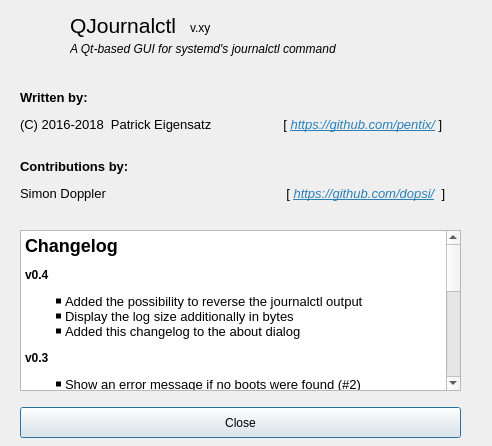
Qt form ui/aboutdialog.ui (pentix/qjournalctl) before a commit.
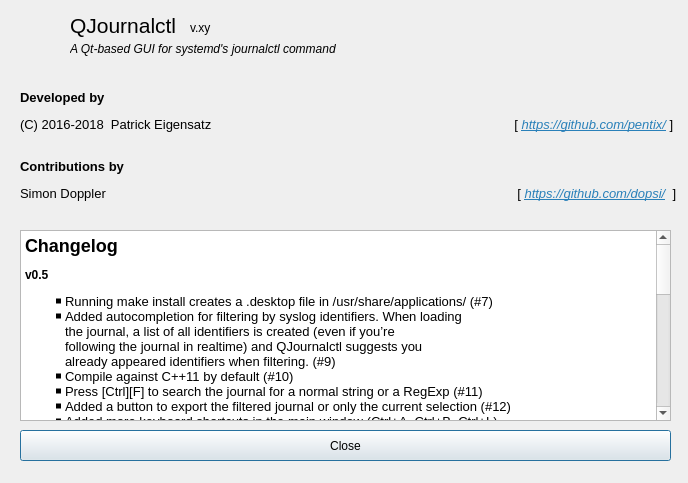
The same form after that commit. Icons and pictures are not drawn.

What changed in the file:
```diff
--- a/ui/aboutdialog.ui
+++ b/ui/aboutdialog.ui
@@ -6,8 +6,8 @@
    <rect>
     <x>0</x>
     <y>0</y>
-    <width>492</width>
-    <height>446</height>
+    <width>688</width>
+    <height>483</height>
    </rect>
   </property>
   <property name="windowTitle">
@@ -20,6 +20,12 @@
   <property name="windowOpacity">
    <double>1.000000000000000</double>
   </property>
+  <property name="sizeGripEnabled">
+   <bool>false</bool>
+  </property>
+  <property name="modal">
+   <bool>false</bool>
+  </property>
   <widget class="QLabel" name="label">
    <property name="geometry">
     <rect>
@@ -56,7 +62,7 @@
     <rect>
      <x>20</x>
      <y>75</y>
-     <width>441</width>
+     <width>661</width>
      <height>141</height>
     </rect>
    </property>
@@ -65,18 +71,18 @@
 &lt;html&gt;&lt;head&gt;&lt;meta name=&quot;qrichtext&quot; content=&quot;1&quot; /&gt;&lt;style type=&quot;text/css&quot;&gt;
 p, li { white-space: pre-wrap; }
 &lt;/style&gt;&lt;/head&gt;&lt;body style=&quot; font-family:'Noto Sans'; font-size:10pt; font-weight:400; font-style:normal;&quot;&gt;
-&lt;p style=&quot; margin-top:12px; margin-bottom:12px; margin-left:0px; margin-right:0px; -qt-block-indent:0; text-indent:0px;&quot;&gt;&lt;span style=&quot; font-weight:600;&quot;&gt;Written by:&lt;/span&gt;&lt;/p&gt;
-&lt;p style=&quot; margin-top:12px; margin-bottom:12px; margin-left:0px; margin-right:0px; -qt-block-indent:0; text-indent:0px;&quot;&gt;(C) 2016-2018  Patrick Eigensatz                    [ &lt;a href=&quot;https://github.com/pentix/&quot;&gt;&lt;span style=&quot; font-style:italic; text-decoration: underline; color:#2980b9;&quot;&gt;https://github.com/pentix/&lt;/span&gt;&lt;/a&gt; ]&lt;br /&gt;&lt;/p&gt;
-&lt;p style=&quot; margin-top:12px; margin-bottom:12px; margin-left:0px; margin-right:0px; -qt-block-indent:0; text-indent:0px;&quot;&gt;&lt;span style=&quot; font-weight:600;&quot;&gt;Contributions by:&lt;/span&gt;&lt;/p&gt;
-&lt;p style=&quot; margin-top:12px; margin-bottom:12px; margin-left:0px; margin-right:0px; -qt-block-indent:0; text-indent:0px;&quot;&gt;Simon Doppler                                                  [ &lt;a href=&quot;https://github.com/dopsi/&quot;&gt;&lt;span style=&quot; font-style:italic; text-decoration: underline; color:#2980b9;&quot;&gt;https://github.com/dopsi/&lt;/span&gt;&lt;/a&gt;  ]&lt;/p&gt;&lt;/body&gt;&lt;/html&gt;</string>
+&lt;p style=&quot; margin-top:12px; margin-bottom:12px; margin-left:0px; margin-right:0px; -qt-block-indent:0; text-indent:0px;&quot;&gt;&lt;span style=&quot; font-weight:600;&quot;&gt;Developed by&lt;/span&gt;&lt;/p&gt;
+&lt;p style=&quot; margin-top:12px; margin-bottom:12px; margin-left:0px; margin-right:0px; -qt-block-indent:0; text-indent:0px;&quot;&gt;(C) 2016-2018  Patrick Eigensatz                                                                                    [ &lt;a href=&quot;https://github.com/pentix/&quot;&gt;&lt;span style=&quot; font-style:italic; text-decoration: underline; color:#2980b9;&quot;&gt;https://github.com/pentix/&lt;/span&gt;&lt;/a&gt; ]&lt;br /&gt;&lt;/p&gt;
+&lt;p style=&quot; margin-top:12px; margin-bottom:12px; margin-left:0px; margin-right:0px; -qt-block-indent:0; text-indent:0px;&quot;&gt;&lt;span style=&quot; font-weight:600;&quot;&gt;Contributions by&lt;/span&gt;&lt;/p&gt;
+&lt;p style=&quot; margin-top:12px; margin-bottom:12px; margin-left:0px; margin-right:0px; -qt-block-indent:0; text-indent:0px;&quot;&gt;Simon Doppler                                                                                                                  [ &lt;a href=&quot;https://github.com/dopsi/&quot;&gt;&lt;span style=&quot; font-style:italic; text-decoration: underline; color:#2980b9;&quot;&gt;https://github.com/dopsi/&lt;/span&gt;&lt;/a&gt;  ]&lt;/p&gt;&lt;/body&gt;&lt;/html&gt;</string>
    </property>
   </widget>
   <widget class="QPushButton" name="pushButton">
    <property name="geometry">
     <rect>
      <x>20</x>
-     <y>407</y>
-     <width>441</width>
+     <y>430</y>
+     <width>651</width>
      <height>31</height>
     </rect>
    </property>
@@ -142,8 +148,8 @@
     <rect>
      <x>20</x>
      <y>230</y>
-     <width>441</width>
-     <height>161</height>
+     <width>651</width>
+     <height>191</height>
     </rect>
    </property>
    <property name="readOnly">
@@ -154,27 +160,34 @@
 &lt;html&gt;&lt;head&gt;&lt;meta name=&quot;qrichtext&quot; content=&quot;1&quot; /&gt;&lt;style type=&quot;text/css&quot;&gt;
 p, li { white-space: pre-wrap; }
 &lt;/style&gt;&lt;/head&gt;&lt;body style=&quot; font-family:'Noto Sans'; font-size:10pt; font-weight:400; font-style:normal;&quot;&gt;
-&lt;p style=&quot; margin-top:16px; margin-bottom:12px; margin-left:0px; margin-right:0px; -qt-block-indent:0; text-indent:0px;&quot;&gt;&lt;a name=&quot;changelog&quot;&gt;&lt;/a&gt;&lt;span style=&quot; font-size:x-large; font-weight:600;&quot;&gt;C&lt;/span&gt;&lt;span style=&quot; font-size:x-large; font-weight:600;&quot;&gt;hangelog&lt;/span&gt;&lt;/p&gt;
-&lt;p style=&quot; margin-top:12px; margin-bottom:12px; margin-left:0px; margin-right:0px; -qt-block-indent:0; text-indent:0px;&quot;&gt;&lt;a name=&quot;v0-4&quot;&gt;&lt;/a&gt;&lt;span style=&quot; font-size:medium; font-weight:600;&quot;&gt;v&lt;/span&gt;&lt;span style=&quot; font-size:medium; font-weight:600;&quot;&gt;0.4&lt;/span&gt;&lt;/p&gt;
-&lt;ul type=&quot;square&quot; style=&quot;margin-top: 0px; margin-bottom: 0px; margin-left: 0px; margin-right: 0px; -qt-list-indent: 1;&quot;&gt;&lt;li style=&quot; margin-top:12px; margin-bottom:0px; margin-left:0px; margin-right:0px; -qt-block-indent:0; text-indent:0px;&quot;&gt;Added the possibility to reverse the journalctl output&lt;/li&gt;
+&lt;p style=&quot; margin-top:16px; margin-bottom:12px; margin-left:0px; margin-right:0px; -qt-block-indent:0; text-indent:0px;&quot;&gt;&lt;a name=&quot;Changelog_0&quot;&gt;&lt;/a&gt;&lt;span style=&quot; font-size:x-large; font-weight:600;&quot;&gt;C&lt;/span&gt;&lt;span style=&quot; font-size:x-large; font-weight:600;&quot;&gt;hangelog&lt;/span&gt;&lt;/p&gt;
+&lt;p style=&quot; margin-top:12px; margin-bottom:12px; margin-left:0px; margin-right:0px; -qt-block-indent:0; text-indent:0px;&quot;&gt;&lt;a name=&quot;v05_2&quot;&gt;&lt;/a&gt;&lt;span style=&quot; font-size:medium; font-weight:600;&quot;&gt;v&lt;/span&gt;&lt;span style=&quot; font-size:medium; font-weight:600;&quot;&gt;0.5&lt;/span&gt;&lt;/p&gt;
+&lt;ul type=&quot;square&quot; style=&quot;margin-top: 0px; margin-bottom: 0px; margin-left: 0px; margin-right: 0px; -qt-list-indent: 1;&quot;&gt;&lt;li style=&quot; margin-top:0px; margin-bottom:0px; margin-left:0px; margin-right:0px; -qt-block-indent:0; text-indent:0px;&quot;&gt;Running &lt;span style=&quot; font-family:'Noto Mono';&quot;&gt;make install&lt;/span&gt; creates a .desktop file in &lt;span style=&quot; font-family:'Noto Mono';&quot;&gt;/usr/share/applications/&lt;/span&gt; (#7)&lt;/li&gt;
+&lt;li style=&quot; margin-top:0px; margin-bottom:0px; margin-left:0px; margin-right:0px; -qt-block-indent:0; text-indent:0px;&quot;&gt;Added autocompletion for filtering by syslog identifiers. When loading&lt;br /&gt;the journal, a list of all identifiers is created (even if you’re&lt;br /&gt;following the journal in realtime) and QJournalctl suggests you&lt;br /&gt;already appeared identifiers when filtering. (#9)&lt;/li&gt;
+&lt;li style=&quot; margin-top:0px; margin-bottom:0px; margin-left:0px; margin-right:0px; -qt-block-indent:0; text-indent:0px;&quot;&gt;Compile against C++11 by default (#10)&lt;/li&gt;
+&lt;li style=&quot; margin-top:0px; margin-bottom:0px; margin-left:0px; margin-right:0px; -qt-block-indent:0; text-indent:0px;&quot;&gt;Press [Ctrl][F] to search the journal for a normal string or a RegExp (#11)&lt;/li&gt;
+&lt;li style=&quot; margin-top:0px; margin-bottom:0px; margin-left:0px; margin-right:0px; -qt-block-indent:0; text-indent:0px;&quot;&gt;Added a button to export the filtered journal or only the current selection (#12)&lt;/li&gt;
+&lt;li style=&quot; margin-top:0px; margin-bottom:0px; margin-left:0px; margin-right:0px; -qt-block-indent:0; text-indent:0px;&quot;&gt;Added more keyboard shortcuts in the main window (Ctrl+A, Ctrl+B, Ctrl+L)&lt;/li&gt;&lt;/ul&gt;
+&lt;p style=&quot; margin-top:12px; margin-bottom:12px; margin-left:0px; margin-right:0px; -qt-block-indent:0; text-indent:0px;&quot;&gt;&lt;a name=&quot;v04_14&quot;&gt;&lt;/a&gt;&lt;span style=&quot; font-size:medium; font-weight:600;&quot;&gt;v&lt;/span&gt;&lt;span style=&quot; font-size:medium; font-weight:600;&quot;&gt;0.4&lt;/span&gt;&lt;/p&gt;
+&lt;ul type=&quot;square&quot; style=&quot;margin-top: 0px; margin-bottom: 0px; margin-left: 0px; margin-right: 0px; -qt-list-indent: 1;&quot;&gt;&lt;li style=&quot; margin-top:0px; margin-bottom:0px; margin-left:0px; margin-right:0px; -qt-block-indent:0; text-indent:0px;&quot;&gt;Added the possibility to reverse the journalctl output&lt;/li&gt;
 &lt;li style=&quot; margin-top:0px; margin-bottom:0px; margin-left:0px; margin-right:0px; -qt-block-indent:0; text-indent:0px;&quot;&gt;Display the log size additionally in bytes&lt;/li&gt;
-&lt;li style=&quot; margin-top:0px; margin-bottom:12px; margin-left:0px; margin-right:0px; -qt-block-indent:0; text-indent:0px;&quot;&gt;Added this changelog to the about dialog&lt;/li&gt;&lt;/ul&gt;
-&lt;p style=&quot; margin-top:12px; margin-bottom:12px; margin-left:0px; margin-right:0px; -qt-block-indent:0; text-indent:0px;&quot;&gt;&lt;a name=&quot;v0-3&quot;&gt;&lt;/a&gt;&lt;span style=&quot; font-size:medium; font-weight:600;&quot;&gt;v&lt;/span&gt;&lt;span style=&quot; font-size:medium; font-weight:600;&quot;&gt;0.3&lt;/span&gt;&lt;/p&gt;
-&lt;ul type=&quot;square&quot; style=&quot;margin-top: 0px; margin-bottom: 0px; margin-left: 0px; margin-right: 0px; -qt-list-indent: 1;&quot;&gt;&lt;li style=&quot; margin-top:12px; margin-bottom:0px; margin-left:0px; margin-right:0px; -qt-block-indent:0; text-indent:0px;&quot;&gt;Show an error message if no boots were found (#2)&lt;/li&gt;
-&lt;li style=&quot; margin-top:0px; margin-bottom:0px; margin-left:0px; margin-right:0px; -qt-block-indent:0; text-indent:0px;&quot;&gt;Implemented a &amp;quot;Show current boot&amp;quot; button (#3)&lt;/li&gt;
-&lt;li style=&quot; margin-top:0px; margin-bottom:12px; margin-left:0px; margin-right:0px; -qt-block-indent:0; text-indent:0px;&quot;&gt;UI improvements&lt;/li&gt;&lt;/ul&gt;
-&lt;p style=&quot; margin-top:12px; margin-bottom:12px; margin-left:0px; margin-right:0px; -qt-block-indent:0; text-indent:0px;&quot;&gt;&lt;a name=&quot;v0-21&quot;&gt;&lt;/a&gt;&lt;span style=&quot; font-size:medium; font-weight:600;&quot;&gt;v&lt;/span&gt;&lt;span style=&quot; font-size:medium; font-weight:600;&quot;&gt;0.21&lt;/span&gt;&lt;/p&gt;
-&lt;ul type=&quot;square&quot; style=&quot;margin-top: 0px; margin-bottom: 0px; margin-left: 0px; margin-right: 0px; -qt-list-indent: 1;&quot;&gt;&lt;li style=&quot; margin-top:12px; margin-bottom:0px; margin-left:0px; margin-right:0px; -qt-block-indent:0; text-indent:0px;&quot;&gt;Created a icon for QJournalctl&lt;/li&gt;
+&lt;li style=&quot; margin-top:0px; margin-bottom:0px; margin-left:0px; margin-right:0px; -qt-block-indent:0; text-indent:0px;&quot;&gt;Added this changelog to the about dialog&lt;/li&gt;&lt;/ul&gt;
+&lt;p style=&quot; margin-top:12px; margin-bottom:12px; margin-left:0px; margin-right:0px; -qt-block-indent:0; text-indent:0px;&quot;&gt;&lt;a name=&quot;v03_20&quot;&gt;&lt;/a&gt;&lt;span style=&quot; font-size:medium; font-weight:600;&quot;&gt;v&lt;/span&gt;&lt;span style=&quot; font-size:medium; font-weight:600;&quot;&gt;0.3&lt;/span&gt;&lt;/p&gt;
+&lt;ul type=&quot;square&quot; style=&quot;margin-top: 0px; margin-bottom: 0px; margin-left: 0px; margin-right: 0px; -qt-list-indent: 1;&quot;&gt;&lt;li style=&quot; margin-top:0px; margin-bottom:0px; margin-left:0px; margin-right:0px; -qt-block-indent:0; text-indent:0px;&quot;&gt;Show an error message if no boots were found (#2)&lt;/li&gt;
+&lt;li style=&quot; margin-top:0px; margin-bottom:0px; margin-left:0px; margin-right:0px; -qt-block-indent:0; text-indent:0px;&quot;&gt;Implemented a “Show current boot” button (#3)&lt;/li&gt;
+&lt;li style=&quot; margin-top:0px; margin-bottom:0px; margin-left:0px; margin-right:0px; -qt-block-indent:0; text-indent:0px;&quot;&gt;UI improvements&lt;/li&gt;&lt;/ul&gt;
+&lt;p style=&quot; margin-top:12px; margin-bottom:12px; margin-left:0px; margin-right:0px; -qt-block-indent:0; text-indent:0px;&quot;&gt;&lt;a name=&quot;v021_26&quot;&gt;&lt;/a&gt;&lt;span style=&quot; font-size:medium; font-weight:600;&quot;&gt;v&lt;/span&gt;&lt;span style=&quot; font-size:medium; font-weight:600;&quot;&gt;0.21&lt;/span&gt;&lt;/p&gt;
+&lt;ul type=&quot;square&quot; style=&quot;margin-top: 0px; margin-bottom: 0px; margin-left: 0px; margin-right: 0px; -qt-list-indent: 1;&quot;&gt;&lt;li style=&quot; margin-top:0px; margin-bottom:0px; margin-left:0px; margin-right:0px; -qt-block-indent:0; text-indent:0px;&quot;&gt;Created a icon for QJournalctl&lt;/li&gt;
 &lt;li style=&quot; margin-top:0px; margin-bottom:0px; margin-left:0px; margin-right:0px; -qt-block-indent:0; text-indent:0px;&quot;&gt;Add a quit shortcut and the corresponding menu item (#1)&lt;/li&gt;
-&lt;li style=&quot; margin-top:0px; margin-bottom:12px; margin-left:0px; margin-right:0px; -qt-block-indent:0; text-indent:0px;&quot;&gt;Mentioned the contributions of @dopsi&lt;/li&gt;&lt;/ul&gt;
-&lt;p style=&quot; margin-top:12px; margin-bottom:12px; margin-left:0px; margin-right:0px; -qt-block-indent:0; text-indent:0px;&quot;&gt;&lt;a name=&quot;v0-2&quot;&gt;&lt;/a&gt;&lt;span style=&quot; font-size:medium; font-weight:600;&quot;&gt;v&lt;/span&gt;&lt;span style=&quot; font-size:medium; font-weight:600;&quot;&gt;0.2&lt;/span&gt;&lt;/p&gt;
-&lt;ul type=&quot;square&quot; style=&quot;margin-top: 0px; margin-bottom: 0px; margin-left: 0px; margin-right: 0px; -qt-list-indent: 1;&quot;&gt;&lt;li style=&quot; margin-top:12px; margin-bottom:0px; margin-left:0px; margin-right:0px; -qt-block-indent:0; text-indent:0px;&quot;&gt;UI improvements&lt;/li&gt;
-&lt;li style=&quot; margin-top:0px; margin-bottom:12px; margin-left:0px; margin-right:0px; -qt-block-indent:0; text-indent:0px;&quot;&gt;Filtering the journal by identifiers&lt;/li&gt;&lt;/ul&gt;
-&lt;p style=&quot; margin-top:12px; margin-bottom:12px; margin-left:0px; margin-right:0px; -qt-block-indent:0; text-indent:0px;&quot;&gt;&lt;a name=&quot;v0-1-initial-release&quot;&gt;&lt;/a&gt;&lt;span style=&quot; font-size:medium; font-weight:600;&quot;&gt;v&lt;/span&gt;&lt;span style=&quot; font-size:medium; font-weight:600;&quot;&gt;0.1 (Initial Release)&lt;/span&gt;&lt;/p&gt;
-&lt;ul type=&quot;square&quot; style=&quot;margin-top: 0px; margin-bottom: 0px; margin-left: 0px; margin-right: 0px; -qt-list-indent: 1;&quot;&gt;&lt;li style=&quot; margin-top:12px; margin-bottom:0px; margin-left:0px; margin-right:0px; -qt-block-indent:0; text-indent:0px;&quot;&gt;Listing all boots&lt;/li&gt;
+&lt;li style=&quot; margin-top:0px; margin-bottom:0px; margin-left:0px; margin-right:0px; -qt-block-indent:0; text-indent:0px;&quot;&gt;Mentioned the contributions of @dopsi&lt;/li&gt;&lt;/ul&gt;
+&lt;p style=&quot; margin-top:12px; margin-bottom:12px; margin-left:0px; margin-right:0px; -qt-block-indent:0; text-indent:0px;&quot;&gt;&lt;a name=&quot;v02_32&quot;&gt;&lt;/a&gt;&lt;span style=&quot; font-size:medium; font-weight:600;&quot;&gt;v&lt;/span&gt;&lt;span style=&quot; font-size:medium; font-weight:600;&quot;&gt;0.2&lt;/span&gt;&lt;/p&gt;
+&lt;ul type=&quot;square&quot; style=&quot;margin-top: 0px; margin-bottom: 0px; margin-left: 0px; margin-right: 0px; -qt-list-indent: 1;&quot;&gt;&lt;li style=&quot; margin-top:0px; margin-bottom:0px; margin-left:0px; margin-right:0px; -qt-block-indent:0; text-indent:0px;&quot;&gt;UI improvements&lt;/li&gt;
+&lt;li style=&quot; margin-top:0px; margin-bottom:0px; margin-left:0px; margin-right:0px; -qt-block-indent:0; text-indent:0px;&quot;&gt;Filtering the journal by identifiers&lt;/li&gt;&lt;/ul&gt;
+&lt;p style=&quot; margin-top:12px; margin-bottom:12px; margin-left:0px; margin-right:0px; -qt-block-indent:0; text-indent:0px;&quot;&gt;&lt;a name=&quot;v01_Initial_Release_37&quot;&gt;&lt;/a&gt;&lt;span style=&quot; font-size:medium; font-weight:600;&quot;&gt;v&lt;/span&gt;&lt;span style=&quot; font-size:medium; font-weight:600;&quot;&gt;0.1 (Initial Release)&lt;/span&gt;&lt;/p&gt;
+&lt;ul type=&quot;square&quot; style=&quot;margin-top: 0px; margin-bottom: 0px; margin-left: 0px; margin-right: 0px; -qt-list-indent: 1;&quot;&gt;&lt;li style=&quot; margin-top:0px; margin-bottom:0px; margin-left:0px; margin-right:0px; -qt-block-indent:0; text-indent:0px;&quot;&gt;Listing all boots&lt;/li&gt;
 &lt;li style=&quot; margin-top:0px; margin-bottom:0px; margin-left:0px; margin-right:0px; -qt-block-indent:0; text-indent:0px;&quot;&gt;Showing the journal of a specific boot&lt;/li&gt;
 &lt;li style=&quot; margin-top:0px; margin-bottom:0px; margin-left:0px; margin-right:0px; -qt-block-indent:0; text-indent:0px;&quot;&gt;Showing the complete journal&lt;/li&gt;
-&lt;li style=&quot; margin-top:0px; margin-bottom:12px; margin-left:0px; margin-right:0px; -qt-block-indent:0; text-indent:0px;&quot;&gt;Filter by date or priority &lt;/li&gt;&lt;/ul&gt;&lt;/body&gt;&lt;/html&gt;</string>
+&lt;li style=&quot; margin-top:0px; margin-bottom:0px; margin-left:0px; margin-right:0px; -qt-block-indent:0; text-indent:0px;&quot;&gt;Filter by date or priority&lt;/li&gt;&lt;/ul&gt;&lt;/body&gt;&lt;/html&gt;</string>
    </property>
   </widget>
  </widget>
```
